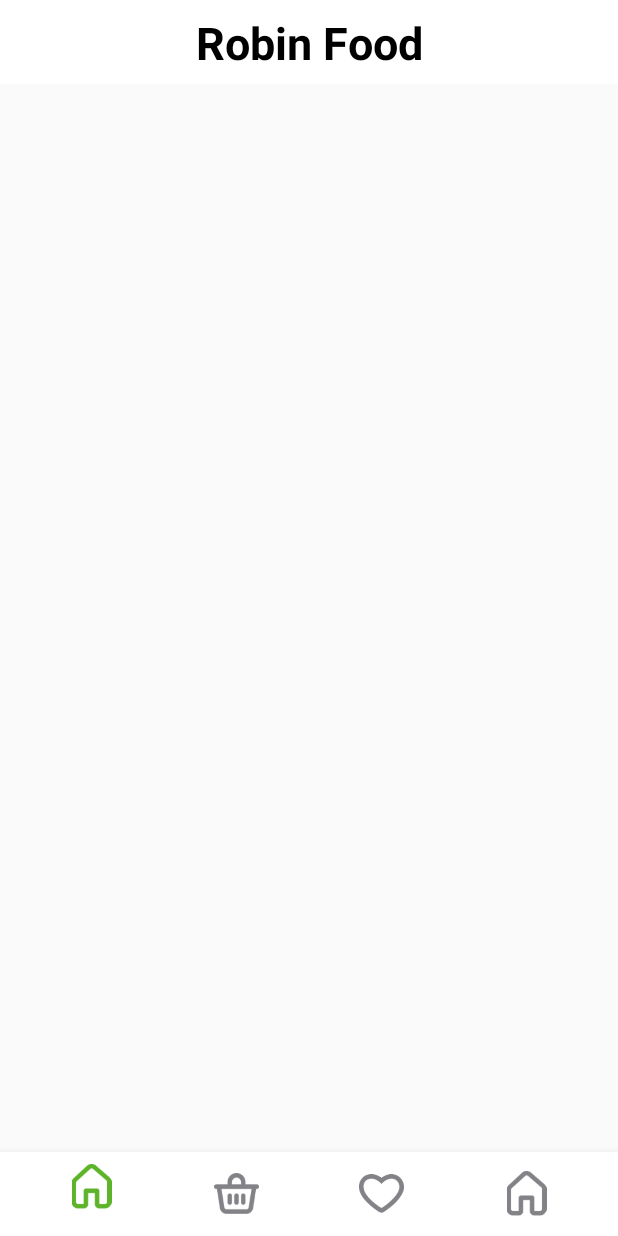
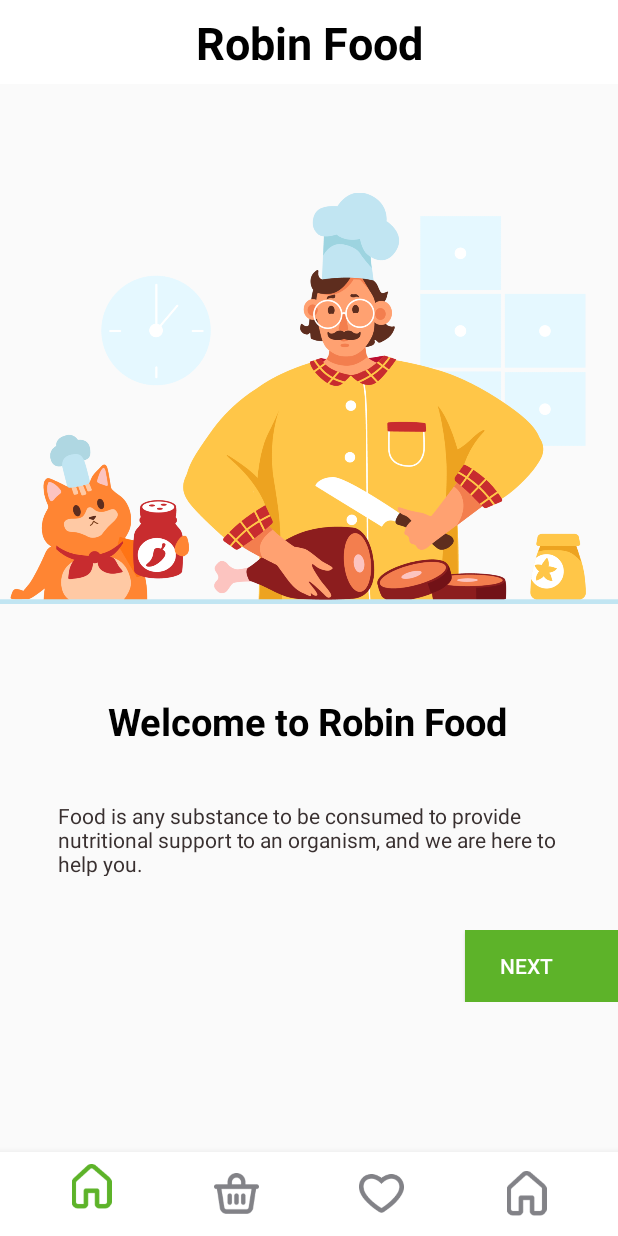
Before and after one commit to Zefer97/FinalProject, an Android app: the screen it shows after launch (MainActivity), on a phone screen of 412 x 824 dp. Run offline under Robolectric (Android 15) with nearby library versions, the phone set to English and light mode, and no system bars; our stand-ins replace Dagger/Hilt's generated code, data binding, navigation-ui.

Commit message:
OnBoarding

```diff
--- a/app/src/main/java/com/example/foodapp/MainActivity.kt
+++ b/app/src/main/java/com/example/foodapp/MainActivity.kt
@@ -2,10 +2,12 @@ package com.example.foodapp
 
 import android.os.Bundle
 import androidx.appcompat.app.AppCompatActivity
+import androidx.core.view.isVisible
 import androidx.navigation.fragment.NavHostFragment
 import androidx.navigation.ui.NavigationUI
 import com.example.foodapp.databinding.ActivityMainBinding
 import dagger.hilt.android.AndroidEntryPoint
+import kotlinx.android.synthetic.main.activity_main.*
 
 @AndroidEntryPoint
 class MainActivity : AppCompatActivity() {
@@ -16,7 +18,11 @@ class MainActivity : AppCompatActivity() {
         val view = binding.root
         setContentView(view)
 
-        val navHostFragment = supportFragmentManager.findFragmentById(R.id.navHostFragment) as NavHostFragment
-        NavigationUI.setupWithNavController(binding.bottomNav,navHostFragment.navController)
+        val navHostFragment =
+            supportFragmentManager.findFragmentById(R.id.navHostFragment) as NavHostFragment
     }
+
+//    fun changeBottomBarVisibility(isVisible: Boolean) {
+//        binding.bottomNav.isVisible = isVisible
+//    }
 }
--- /dev/null
+++ b/app/src/main/java/com/example/foodapp/ui/adapter/ObViewPagerAdapter.kt
@@ -0,0 +1,23 @@
+package com.example.foodapp.ui.adapter
+
+import androidx.fragment.app.Fragment
+import androidx.fragment.app.FragmentManager
+import androidx.lifecycle.Lifecycle
+import androidx.viewpager2.adapter.FragmentStateAdapter
+
+class ObViewPagerAdapter(
+    list: ArrayList<Fragment>,
+    fm: FragmentManager,
+    lifecycle: Lifecycle
+) : FragmentStateAdapter(fm, lifecycle) {
+
+    private val fragmentList = list
+
+    override fun getItemCount(): Int {
+        return fragmentList.size
+    }
+
+    override fun createFragment(position: Int): Fragment {
+        return fragmentList[position]
+    }
+}
--- /dev/null
+++ b/app/src/main/java/com/example/foodapp/ui/fragments/obviewpager/ObViewPagerFragment.kt
@@ -0,0 +1,106 @@
+package com.example.foodapp.ui.fragments.obviewpager
+
+import android.content.Context
+import android.os.Bundle
+import android.view.LayoutInflater
+import android.view.View
+import android.view.ViewGroup
+import androidx.fragment.app.Fragment
+import androidx.navigation.fragment.findNavController
+import androidx.viewpager2.widget.ViewPager2
+import com.example.foodapp.MainActivity
+import com.example.foodapp.R
+import com.example.foodapp.ui.adapter.ObViewPagerAdapter
+import com.example.foodapp.ui.fragments.obviewpager.screens.OnBoardingFirstFragment
+import com.example.foodapp.ui.fragments.obviewpager.screens.OnBoardingSecondFragment
+import com.example.foodapp.ui.fragments.obviewpager.screens.OnBoardingThreeFragment
+import dagger.hilt.android.AndroidEntryPoint
+import kotlinx.android.synthetic.main.fragment_obviewpager.*
+
+@AndroidEntryPoint
+class ObViewPagerFragment : Fragment() {
+
+    private val sharedPreference by lazy {
+        context?.getSharedPreferences("PREFERENCE_NAME", Context.MODE_PRIVATE)
+    }
+
+    private fun updateUserEnterCount() {
+        val editor = sharedPreference?.edit()
+        editor?.putInt("userEnterTime", 1)
+        editor?.commit()
+    }
+
+    override fun onCreate(savedInstanceState: Bundle?) {
+        super.onCreate(savedInstanceState)
+    }
+
+    override fun onActivityCreated(savedInstanceState: Bundle?) {
+        super.onActivityCreated(savedInstanceState)
+        sharedPreference?.getInt("userEnterTime", 0)?.let {
+            if (it > 0) {
+                findNavController().navigate(R.id.action_onBoardingFragment_to_mainFragment)
+            } else {
+                updateUserEnterCount()
+            }
+        } ?: run {
+
+            updateUserEnterCount()
+        }
+    }
+
+    override fun onCreateView(
+        inflater: LayoutInflater, container: ViewGroup?,
+        savedInstanceState: Bundle?,
+    ): View? {
+        return inflater.inflate(R.layout.fragment_obviewpager, container, false)
+    }
+
+    override fun onViewCreated(view: View, savedInstanceState: Bundle?) {
+        super.onViewCreated(view, savedInstanceState)
+
+        val fragmentList = arrayListOf<Fragment>(
+            OnBoardingFirstFragment(),
+            OnBoardingSecondFragment(),
+            OnBoardingThreeFragment()
+        )
+        val adapter = ObViewPagerAdapter(
+            fragmentList,
+            requireActivity().supportFragmentManager,
+            lifecycle
+        )
+        onBoardingViewPager.adapter = adapter
+
+        onBoardingViewPager.registerOnPageChangeCallback(object :
+            ViewPager2.OnPageChangeCallback() {
+            override fun onPageSelected(position: Int) {
+                super.onPageSelected(position)
+                when (position) {
+                    0 -> {
+                        mainBtn.text = "Next"
+                    }
+                    1 -> {
+                        mainBtn.text = "Next"
+                    }
+                    2 -> {
+                        mainBtn.text = "Finish"
+                    }
+                }
+            }
+        })
+
+        mainBtn.setOnClickListener {
+            when (onBoardingViewPager.currentItem) {
+                0 -> {
+                    onBoardingViewPager.currentItem = 1
+                }
+                1 -> {
+                    onBoardingViewPager.currentItem = 2
+                }
+                2 -> {
+                    findNavController().navigate(R.id.action_onBoardingFragment_to_mainFragment)
+                }
+            }
+        }
+
+    }
+}
--- /dev/null
+++ b/app/src/main/java/com/example/foodapp/ui/fragments/obviewpager/screens/OnBoardingFirstFragment.kt
@@ -0,0 +1,22 @@
+package com.example.foodapp.ui.fragments.obviewpager.screens
+
+import android.os.Bundle
+import android.view.LayoutInflater
+import android.view.View
+import android.view.ViewGroup
+import androidx.fragment.app.Fragment
+import com.example.foodapp.R
+
+
+class OnBoardingFirstFragment : Fragment() {
+
+
+    override fun onCreateView(
+        inflater: LayoutInflater, container: ViewGroup?,
+        savedInstanceState: Bundle?,
+    ): View? {
+
+        return inflater.inflate(R.layout.fragment_obviewpager_first, container, false)
+    }
+
+}
--- /dev/null
+++ b/app/src/main/java/com/example/foodapp/ui/fragments/obviewpager/screens/OnBoardingSecondFragment.kt
@@ -0,0 +1,20 @@
+package com.example.foodapp.ui.fragments.obviewpager.screens
+
+import android.os.Bundle
+import android.view.LayoutInflater
+import android.view.View
+import android.view.ViewGroup
+import androidx.fragment.app.Fragment
+import com.example.foodapp.R
+
+
+class OnBoardingSecondFragment : Fragment() {
+
+    override fun onCreateView(
+        inflater: LayoutInflater, container: ViewGroup?,
+        savedInstanceState: Bundle?,
+    ): View? {
+        return inflater.inflate(R.layout.fragment_obviewpager_second, container, false)
+    }
+
+}
--- /dev/null
+++ b/app/src/main/java/com/example/foodapp/ui/fragments/obviewpager/screens/OnBoardingThreeFragment.kt
@@ -0,0 +1,20 @@
+package com.example.foodapp.ui.fragments.obviewpager.screens
+
+import android.os.Bundle
+import android.view.LayoutInflater
+import android.view.View
+import android.view.ViewGroup
+import androidx.fragment.app.Fragment
+import com.example.foodapp.R
+
+
+class OnBoardingThreeFragment : Fragment() {
+
+    override fun onCreateView(
+        inflater: LayoutInflater, container: ViewGroup?,
+        savedInstanceState: Bundle?,
+    ): View? {
+        return inflater.inflate(R.layout.fragment_obviewpager_three, container, false)
+    }
+
+}
--- /dev/null
+++ b/app/src/main/res/drawable/ic_baseline_delete_24.xml
@@ -0,0 +1,5 @@
+<vector android:height="24dp" android:tint="#000000"
+    android:viewportHeight="24" android:viewportWidth="24"
+    android:width="24dp" xmlns:android="http://schemas.android.com/apk/res/android">
+    <path android:fillColor="@android:color/white" android:pathData="M6,19c0,1.1 0.9,2 2,2h8c1.1,0 2,-0.9 2,-2V7H6v12zM19,4h-3.5l-1,-1h-5l-1,1H5v2h14V4z"/>
+</vector>
--- /dev/null
+++ b/app/src/main/res/layout/fragment_obviewpager.xml
@@ -0,0 +1,49 @@
+<?xml version="1.0" encoding="utf-8"?>
+<layout xmlns:android="http://schemas.android.com/apk/res/android"
+    xmlns:app="http://schemas.android.com/apk/res-auto"
+    xmlns:tools="http://schemas.android.com/tools">
+
+    <androidx.constraintlayout.widget.ConstraintLayout
+        android:layout_width="match_parent"
+        android:layout_height="match_parent">
+
+
+        <androidx.viewpager2.widget.ViewPager2
+            android:id="@+id/onBoardingViewPager"
+            android:layout_width="match_parent"
+            android:layout_height="0dp"
+            app:layout_constraintBottom_toTopOf="@+id/controlWrapper"
+            app:layout_constraintEnd_toEndOf="parent"
+            app:layout_constraintHorizontal_bias="0.5"
+            app:layout_constraintStart_toStartOf="parent"
+            app:layout_constraintTop_toTopOf="parent" />
+
+        <RelativeLayout
+            android:id="@+id/controlWrapper"
+            android:layout_width="fill_parent"
+            android:layout_height="wrap_content"
+            android:layout_marginTop="26dp"
+            android:layout_marginBottom="100dp"
+            android:orientation="horizontal"
+            app:layout_constraintBottom_toBottomOf="parent"
+            app:layout_constraintEnd_toEndOf="parent"
+            app:layout_constraintStart_toStartOf="parent">
+
+
+            <androidx.appcompat.widget.AppCompatButton
+                android:id="@+id/mainBtn"
+
+                android:layout_width="wrap_content"
+                android:layout_height="wrap_content"
+                android:background="@color/bottom_nav_selected_icon"
+                android:layout_alignParentEnd="true"
+                android:drawablePadding="36dp"
+                android:paddingStart="23dp"
+                android:paddingEnd="43dp"
+                android:text="Next"
+                android:textColor="@color/white" />
+
+        </RelativeLayout>
+    </androidx.constraintlayout.widget.ConstraintLayout>
+
+</layout>
--- /dev/null
+++ b/app/src/main/res/layout/fragment_obviewpager_first.xml
@@ -0,0 +1,49 @@
+<?xml version="1.0" encoding="utf-8"?>
+<androidx.constraintlayout.widget.ConstraintLayout xmlns:android="http://schemas.android.com/apk/res/android"
+    xmlns:app="http://schemas.android.com/apk/res-auto"
+    xmlns:tools="http://schemas.android.com/tools"
+    android:layout_width="match_parent"
+    android:layout_height="match_parent">
+
+    <TextView
+        android:id="@+id/textView3"
+        android:layout_width="334dp"
+        android:layout_height="50dp"
+        android:layout_margin="15dp"
+        android:layout_marginTop="72dp"
+        android:layout_marginBottom="1dp"
+        android:text="Food is any substance to be consumed to provide nutritional support to an organism, and we are here to help you."
+        android:textColor="#393030"
+        app:layout_constraintBottom_toBottomOf="parent"
+        app:layout_constraintEnd_toEndOf="parent"
+        app:layout_constraintHorizontal_bias="0.493"
+        app:layout_constraintStart_toStartOf="parent"
+        app:layout_constraintTop_toBottomOf="@+id/textView5" />
+
+    <ImageView
+        android:id="@+id/imageView2"
+        android:layout_width="414dp"
+        android:layout_height="363dp"
+        android:layout_marginTop="28dp"
+        app:layout_constraintEnd_toEndOf="parent"
+        app:layout_constraintHorizontal_bias="0.0"
+        app:layout_constraintStart_toStartOf="parent"
+        app:layout_constraintTop_toTopOf="parent"
+        app:srcCompat="@drawable/chef2" />
+
+    <TextView
+        android:id="@+id/textView5"
+        android:layout_width="wrap_content"
+        android:layout_height="wrap_content"
+        android:layout_marginTop="16dp"
+        android:text="Welcome to Robin Food"
+        android:textColor="#000000"
+        android:textSize="25sp"
+        android:textStyle="bold"
+        app:layout_constraintEnd_toEndOf="parent"
+        app:layout_constraintHorizontal_bias="0.496"
+        app:layout_constraintStart_toStartOf="parent"
+        app:layout_constraintTop_toBottomOf="@+id/imageView2" />
+
+
+</androidx.constraintlayout.widget.ConstraintLayout>
--- a/app/src/main/res/navigation/my_nav.xml
+++ b/app/src/main/res/navigation/my_nav.xml
@@ -3,7 +3,7 @@
     xmlns:app="http://schemas.android.com/apk/res-auto"
     xmlns:tools="http://schemas.android.com/tools"
     android:id="@+id/my_nav"
-    app:startDestination="@id/mainFragment">
+    app:startDestination="@id/onBoardingFragment">
 
     <fragment
         android:id="@+id/mainFragment"
@@ -25,6 +25,9 @@
         <argument
             android:name="cartItemModel"
             app:argType="com.example.foodapp.data.entity.Foods" />
+        <action
+            android:id="@+id/action_cardFragment_to_mainFragment"
+            app:destination="@id/mainFragment" />
     </fragment>
     <fragment
         android:id="@+id/detailFragment"
@@ -44,4 +47,12 @@
             android:id="@+id/toCardInDetail"
             app:destination="@id/cardFragment" />
     </fragment>
+    <fragment
+        android:id="@+id/onBoardingFragment"
+        android:name="com.example.foodapp.ui.fragments.obviewpager.ObViewPagerFragment"
+        android:label="OnBoardingFragment" >
+        <action
+            android:id="@+id/action_onBoardingFragment_to_mainFragment"
+            app:destination="@id/mainFragment" />
+    </fragment>
 </navigation>
--- /dev/null
+++ b/app/src/main/res/values-v23/themes.xml
@@ -0,0 +1,22 @@
+<?xml version="1.0" encoding="utf-8"?>
+<resources xmlns:tools="http://schemas.android.com/tools">
+
+    <style name="Theme.FoodApp" parent="Theme.AppCompat.Light.NoActionBar" tools:ignore="DuplicateDefinition">
+        <!-- Primary brand color. -->
+        <item name="colorPrimary">@color/purple_500</item>
+        <item name="colorPrimaryVariant">@color/purple_700</item>
+        <item name="colorOnPrimary">@color/white</item>
+        <!-- Secondary brand color. -->
+        <item name="colorSecondary">@color/teal_200</item>
+        <item name="colorSecondaryVariant">@color/teal_700</item>
+        <item name="colorOnSecondary">@color/black</item>
+        <!-- Status bar color. -->
+        <item name="android:statusBarColor">@color/white</item>
+        <item name="android:windowLightStatusBar">true</item>
+        <!-- Customize your theme here. -->
+        <item name="windowNoTitle">true</item>
+        <item name="windowActionBar">false</item>
+
+
+    </style>
+</resources>
```
Also changed, not shown: app/src/main/res/layout/fragment_obviewpager_second.xml (added, +51 -0 lines), app/src/main/res/layout/fragment_obviewpager_three.xml (added, +49 -0 lines), app/src/main/res/drawable-v24/cardbutton.png (added), app/src/main/res/drawable/chef2.png (added), app/src/main/res/drawable/skate1.png (added), app/src/main/res/drawable/supermarket.png (added).
